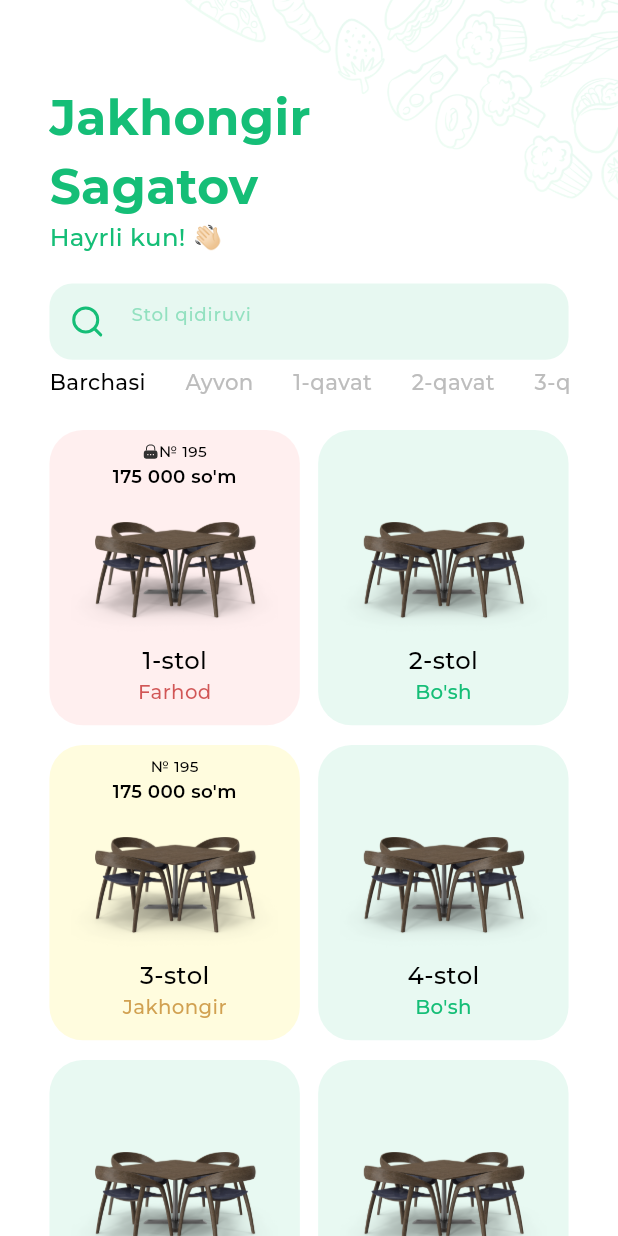
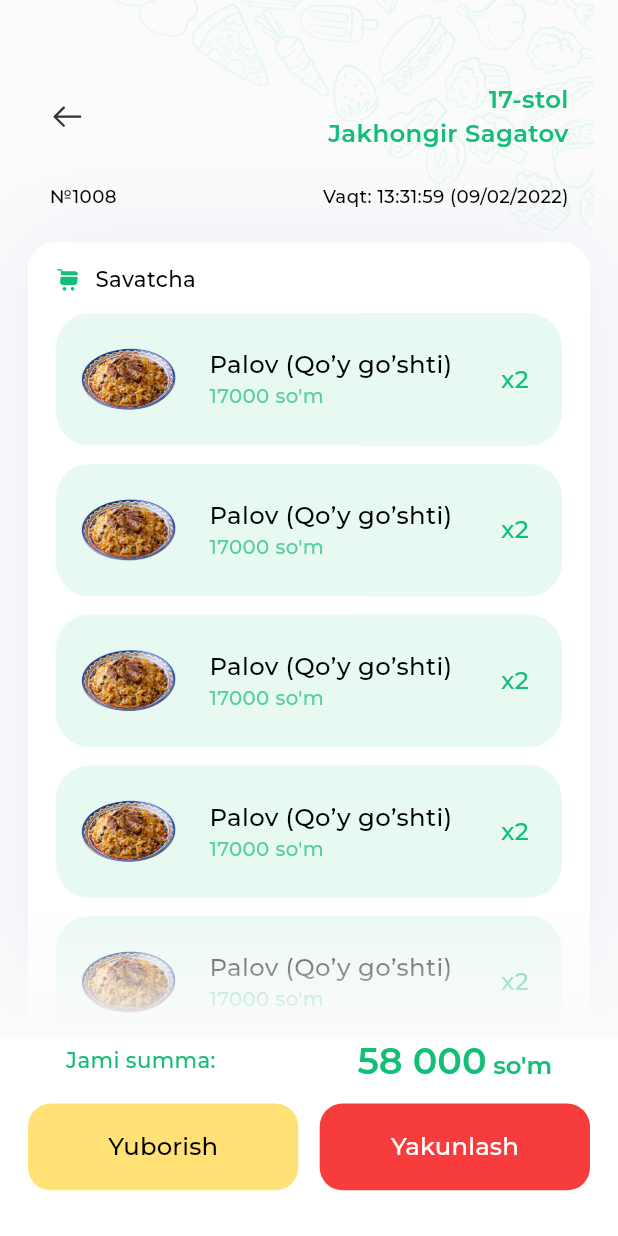
Before and after one commit to Saidmirzo/Labbay_waiter, a Flutter app: the screen it shows after launch, on a phone screen of 412 x 824 dp. Run offline on Flutter 3.47's test engine with Material 2 defaults, Android fonts, the phone set to English and light mode, and no system bars; drawn by our look-alikes of flutter_slidable; our stand-ins replace flutter_screenutil, flutter_svg; project files that could hold a hidden picture were left out.

Commit message:
added basket page

```diff
--- a/lib/config/constants/app_colors.dart
+++ b/lib/config/constants/app_colors.dart
@@ -10,15 +10,20 @@ abstract class AppColors {
   static const Color freePlaceGrid = Color(0xFFE8F9F2);
   static const Color pink = Color(0xFFFFE0E0);
   static const Color yellow = Color(0xFFFFFBD7);
-  static const Color red = Color(0xFFBE1515);
+  static const Color darkRed = Color(0xFFBE1515);
   static const Color orange = Color(0xFFBE7A15);
-  static const  Color textColor1 =  Color(0xff6BDAA5);
+  static const Color textColor1 =  Color(0xff6BDAA5);
   static const Color hintColor =  Color(0xff3B3B3B);
   static const Color buttonColor =  Color(0xff15BE77);
   static const Color borderColor =  Color(0xff9FEDC2);
   static const Color backButtonColor =  Color(0xffD1FFE2);
   static const Color messageButtonBg =  Color(0xffE8F9F2);
+  static const Color basketBgColor =  Color(0xffFBFBFB);
+  static const Color dottedColor =  Color(0xffF0F1FF);
+  static const Color darkYellow =  Color(0xffFFE175);
+  static const Color red =  Color(0xffF63C3C);
 
+  static  Color shadowColor2 = const  Color(0xff5A6CEA).withOpacity(.1);
   static  Color shadowColor = const Color(0xff5AEAB6).withOpacity(.2);
 
 
--- a/lib/config/constants/app_text_styles.dart
+++ b/lib/config/constants/app_text_styles.dart
@@ -489,6 +489,12 @@ abstract class AppTextStyles {
       fontStyle: FontStyle.normal,
       fontSize: 24.sp,
       color: AppColors.black);
+      static TextStyle body24w6 = TextStyle(
+      fontFamily: fontFamily,
+      fontWeight: FontWeight.w600,
+      fontStyle: FontStyle.normal,
+      fontSize: 24.sp,
+      color: AppColors.black);
   static TextStyle body24w4 = TextStyle(
       fontFamily: fontFamily,
       fontWeight: FontWeight.w400,
--- a/lib/config/constants/assets.dart
+++ b/lib/config/constants/assets.dart
@@ -52,6 +52,8 @@ class _Icons extends _AssetsHolder {
 
   String get shoppingCart => "$basePath/ic_shopping_cart.svg";
 
+  String get delete => "$basePath/trash.svg";
+
 
 }
 
--- a/lib/config/constants/local_data.dart
+++ b/lib/config/constants/local_data.dart
@@ -1,4 +1,3 @@
-
 import '../../data/models/food_section_model.dart';
 import 'assets.dart';
 
@@ -64,3 +63,14 @@ List<FoodSectionModel> foodSectionsList = [
     foodAmount: "14 ichimlik",
   ),
 ];
+
+List<BasketModel> listBasketItems = [
+  BasketModel(title: 'Palov (Qo’y go’shti)', cost: 17000, count: 2, path: Assets.images.osh),
+  BasketModel(title: 'Palov (Qo’y go’shti)', cost: 17000, count: 2, path: Assets.images.osh),
+  BasketModel(title: 'Palov (Qo’y go’shti)', cost: 17000, count: 2, path: Assets.images.osh),
+  BasketModel(title: 'Palov (Qo’y go’shti)', cost: 17000, count: 2, path: Assets.images.osh),
+  BasketModel(title: 'Palov (Qo’y go’shti)', cost: 17000, count: 2, path: Assets.images.osh),
+  BasketModel(title: 'Palov (Qo’y go’shti)', cost: 17000, count: 2, path: Assets.images.osh),
+  BasketModel(title: 'Palov (Qo’y go’shti)', cost: 17000, count: 2, path: Assets.images.osh),
+  BasketModel(title: 'Palov (Qo’y go’shti)', cost: 17000, count: 2, path: Assets.images.osh),
+];
--- a/lib/data/models/food_section_model.dart
+++ b/lib/data/models/food_section_model.dart
@@ -8,3 +8,16 @@ class FoodSectionModel {
     required this.foodAmount,
   });
 }
+
+class BasketModel {
+  BasketModel({
+    required this.title,
+    required this.cost,
+    required this.count,
+    required this.path,
+  });
+  final String title;
+  final int cost;
+  final int count;
+  final String path;
+}
--- a/lib/presentation/components/custom_grid_item.dart
+++ b/lib/presentation/components/custom_grid_item.dart
@@ -64,7 +64,7 @@ class CustomGridItem extends StatelessWidget {
               subtitle,
               style: AppTextStyles.body13w5.copyWith(
                 color: blocked
-                    ? AppColors.red.withOpacity(.7)
+                    ? AppColors.darkRed.withOpacity(.7)
                     : booked
                         ? AppColors.orange.withOpacity(.7)
                         : AppColors.green,
--- a/lib/presentation/components/food_item_list_tile.dart
+++ b/lib/presentation/components/food_item_list_tile.dart
@@ -13,12 +13,18 @@ class FoodItemListTile extends StatelessWidget {
     this.trailing,
     this.subtitleColor,
     required this.onTap,
+    this.title,
+    this.path,
+    this.cost,
   });
 
   final Color? bgColor;
   final Widget? trailing;
   final Color? subtitleColor;
   final Function() onTap;
+  final String? title;
+  final String? path;
+  final int? cost;
 
   @override
   Widget build(BuildContext context) {
@@ -30,7 +36,7 @@ class FoodItemListTile extends StatelessWidget {
         width: double.maxFinite,
         padding: EdgeInsets.only(left: 13.w, right: 20.w),
         decoration: BoxDecoration(
-          color: bgColor ?? AppColors.green.withOpacity(.1),
+          color: bgColor ?? AppColors.messageButtonBg,
           borderRadius: BorderRadius.circular(22.r),
         ),
         child: Row(
@@ -39,14 +45,15 @@ class FoodItemListTile extends StatelessWidget {
               width: 62.w,
               height: 41.h,
               margin: EdgeInsets.only(right: 18.w),
-              child: Image.asset(Assets.images.osh),
+              child: Image.asset(path ?? Assets.images.osh),
             ),
             Column(
               mainAxisAlignment: MainAxisAlignment.center,
               crossAxisAlignment: CrossAxisAlignment.start,
               children: [
-                Text("Palov (Qo'y go'shti)", style: AppTextStyles.body16w5),
-                Text("17 000 so'm",
+                Text(title ?? "Palov (Qo'y go'shti)",
+                    style: AppTextStyles.body16w5),
+                Text("${cost ?? '17 000'} so'm",
                     style: AppTextStyles.body13w5.copyWith(
                       color: subtitleColor ?? AppColors.green.withOpacity(.7),
                     )),
--- /dev/null
+++ b/lib/presentation/pages/basket/view/basket_page.dart
@@ -0,0 +1,314 @@
+import 'package:flutter/material.dart';
+import 'package:flutter_screenutil/flutter_screenutil.dart';
+import 'package:flutter_slidable/flutter_slidable.dart';
+import 'package:flutter_svg/svg.dart';
+import 'package:labbay_waiter/config/constants/app_colors.dart';
+import 'package:labbay_waiter/config/constants/app_text_styles.dart';
+import 'package:labbay_waiter/config/constants/assets.dart';
+import 'package:labbay_waiter/config/constants/local_data.dart';
+import 'package:labbay_waiter/presentation/components/food_item_list_tile.dart';
+import 'package:labbay_waiter/presentation/pages/page12/components/custom_confirmation_page.dart';
+
+import '../../../components/food_sections_appbar.dart';
+
+class BasketPage extends StatefulWidget {
+  const BasketPage({super.key});
+
+  @override
+  State<BasketPage> createState() => _BasketPageState();
+}
+
+class _BasketPageState extends State<BasketPage> {
+  @override
+  Widget build(BuildContext context) {
+    return Scaffold(
+      body: Stack(
+        children: [
+          Container(
+            padding: EdgeInsets.only(top: 54.h),
+            decoration: BoxDecoration(
+              image: DecorationImage(
+                image: AssetImage(
+                  Assets.images.regBg,
+                ),
+              ),
+              color: AppColors.basketBgColor,
+            ),
+            child: ListView(
+              padding: EdgeInsets.only(left: 17.w, right: 17.w, bottom: 160.h),
+              physics: const BouncingScrollPhysics(),
+              children: [
+                Padding(
+                  padding: EdgeInsets.symmetric(horizontal: 13.w),
+                  child: const FoodSectionsAppBar(
+                    chairNumber: 17,
+                    clientName: "Jakhongir Sagatov",
+                    bookingNumber: 1008,
+                    bookingTime: "Vaqt: 13:31:59 (09/02/2022)",
+                  ),
+                ),
+                Container(
+                  padding:
+                      EdgeInsets.symmetric(horizontal: 17.w, vertical: 15.h),
+                  decoration: BoxDecoration(
+                    color: AppColors.accentColor,
+                    borderRadius: BorderRadius.only(
+                      topLeft: Radius.circular(18.r),
+                      topRight: Radius.circular(18.r),
+                    ),
+                    boxShadow: [
+                      BoxShadow(
+                        color: AppColors.shadowColor2,
+                        blurRadius: 50,
+                      )
+                    ],
+                  ),
+                  child: Column(
+                    children: [
+                      Row(
+                        children: [
+                          SvgPicture.asset(
+                            Assets.icons.shoppingCart,
+                            height: 16.h,
+                            fit: BoxFit.scaleDown,
+                          ),
+                          SizedBox(width: 9.w),
+                          Text('Savatcha', style: AppTextStyles.body14w5)
+                        ],
+                      ),
+                      ...List.generate(
+                        listBasketItems.length,
+                        (index) => Column(
+                          children: [
+                            SizedBox(height: 12.h),
+                            Stack(
+                              children: [
+                                Positioned(
+                                  right: 20.w,
+                                  child: Container(
+                                    height: 87.h,
+                                    width: 100.w,
+                                    color: AppColors.messageButtonBg,
+                                  ),
+                                ),
+                                Slidable(
+                                  key: GlobalKey(),
+                                  endActionPane: ActionPane(
+                                    motion: const ScrollMotion(),
+                                    extentRatio: .2,
+                                    children: [
+                                      InkWell(
+                                        onTap: () {
+                                          setState(() {
+                                            listBasketItems.removeAt(index);
+                                          });
+                                          Slidable.of(context)?.close();
+                                        },
+                                        child: Container(
+                                          height: 87.h,
+                                          width: 60.w,
+                                          decoration: BoxDecoration(
+                                            color: AppColors.red,
+                                            borderRadius: BorderRadius.only(
+                                              topRight: Radius.circular(22.r),
+                                              bottomRight:
+                                                  Radius.circular(22.r),
+                                            ),
+                                          ),
+                                          child: SvgPicture.asset(
+                                            Assets.icons.delete,
+                                            height: 24.h,
+                                            fit: BoxFit.scaleDown,
+                                          ),
+                                        ),
+                                      ),
+                                    ],
+                                  ),
+                                  child: FoodItemListTile(
+                                    onTap: () {},
+                                    trailing: Text(
+                                      'x2',
+                                      style: AppTextStyles.body16w5.copyWith(
+                                        color: AppColors.buttonColor,
+                                      ),
+                                    ),
+                                    title: listBasketItems[index].title,
+                                    cost: listBasketItems[index].cost,
+                                    path: listBasketItems[index].path,
+                                    // isSlidabel: true,
+                                  ),
+                                ),
+                              ],
+                            ),
+                          ],
+                        ),
+                      ),
+                    ],
+                  ),
+                ),
+                ClipPath(
+                  clipper: MyClipper(),
+                  child: Container(
+                    height: 32.r,
+                    color: AppColors.accentColor,
+                    child: Row(
+                      children: List.generate(
+                        340.w ~/ 14.w,
+                        (index) => Container(
+                          height: 1.2,
+                          width: 8.w,
+                          margin: EdgeInsets.symmetric(horizontal: 3.w),
+                          color: AppColors.dottedColor,
+                        ),
+                      ),
+                    ),
+                  ),
+                ),
+                Container(
+                  height: 50.h,
+                  padding: EdgeInsets.symmetric(horizontal: 27.w),
+                  decoration: BoxDecoration(
+                    color: AppColors.accentColor,
+                    borderRadius: BorderRadius.only(
+                      bottomLeft: Radius.circular(18.r),
+                      bottomRight: Radius.circular(18.r),
+                    ),
+                  ),
+                  child: Row(
+                    mainAxisAlignment: MainAxisAlignment.spaceBetween,
+                    children: [
+                      Text(
+                        'Jami summa:',
+                        style: AppTextStyles.body14w5.copyWith(
+                          color: AppColors.buttonColor,
+                        ),
+                      ),
+                      RichText(
+                        text: TextSpan(
+                          text: '58 000',
+                          style: AppTextStyles.body24w6.copyWith(
+                            color: AppColors.buttonColor,
+                          ),
+                          children: [
+                            TextSpan(
+                              text: " so'm",
+                              style: AppTextStyles.body16w6.copyWith(
+                                color: AppColors.buttonColor,
+                              ),
+                            ),
+                          ],
+                        ),
+                      ),
+                    ],
+                  ),
+                ),
+              ],
+            ),
+          ),
+          Align(
+            alignment: Alignment.bottomCenter,
+            child: Column(
+              mainAxisAlignment: MainAxisAlignment.end,
+              children: [
+                Container(
+                  height: 97.h,
+                  decoration: BoxDecoration(
+                    gradient: LinearGradient(
+                      colors: [
+                        AppColors.basketBgColor.withOpacity(0),
+                        AppColors.basketBgColor,
+                      ],
+                      begin: Alignment.topCenter,
+                      end: Alignment.bottomCenter,
+                    ),
+                  ),
+                ),
+                Container(
+                  height: 130.h,
+                  color: AppColors.accentColor,
+                  padding: EdgeInsets.symmetric(horizontal: 17.w)
+                      .copyWith(bottom: 30.h),
+                  child: Column(
+                    mainAxisAlignment: MainAxisAlignment.spaceBetween,
+                    children: [
+                      Visibility(
+                        visible: listBasketItems.length > 4,
+                        child: Padding(
+                          padding: EdgeInsets.symmetric(horizontal: 23.w),
+                          child: Row(
+                            mainAxisAlignment: MainAxisAlignment.spaceBetween,
+                            children: [
+                              Text(
+                                'Jami summa:',
+                                style: AppTextStyles.body14w5.copyWith(
+                                  color: AppColors.buttonColor,
+                                ),
+                              ),
+                              RichText(
+                                text: TextSpan(
+                                  text: '58 000',
+                                  style: AppTextStyles.body24w6.copyWith(
+                                    color: AppColors.buttonColor,
+                                  ),
+                                  children: [
+                                    TextSpan(
+                                      text: " so'm",
+                                      style: AppTextStyles.body16w6.copyWith(
+                                        color: AppColors.buttonColor,
+                                      ),
+                                    ),
+                                  ],
+                                ),
+                              ),
+                            ],
+                          ),
+                        ),
+                      ),
+                      Row(
+                        mainAxisAlignment: MainAxisAlignment.spaceBetween,
+                        children: [
+                          CutomConfirmationButton(
+                            text: 'Yuborish',
+                            onTap: () {},
+                            bgColor: AppColors.darkYellow,
+                            textColor: AppColors.black,
+                            size: Size(164.w, 57.h),
+                          ),
+                          SizedBox(width: 12.w),
+                          CutomConfirmationButton(
+                            text: 'Yakunlash',
+                            onTap: () {},
+                            bgColor: AppColors.red,
+                            textColor: AppColors.accentColor,
+                            size: Size(164.w, 57.h),
+                          )
+                        ],
+                      ),
+                    ],
+                  ),
+                ),
+              ],
+            ),
+          )
+        ],
+      ),
+    );
+  }
+}
+
+class MyClipper extends CustomClipper<Path> {
+  double r = 32.r;
+  double width = 345.w;
+  @override
+  Path getClip(Size size) {
+    Path path = Path()
+      ..arcToPoint(Offset(0, size.height), radius: Radius.circular(r / 2))
+      ..lineTo(size.width, size.height)
+      ..arcToPoint(Offset(size.width, 0), radius: Radius.circular(r / 2))
+      ..lineTo(0, 0);
+    return path;
+  }
+
+  @override
+  bool shouldReclip(covariant CustomClipper<Path> oldClipper) => false;
+}
--- a/lib/presentation/pages/food_items/food_items_page.dart
+++ b/lib/presentation/pages/food_items/food_items_page.dart
@@ -10,6 +10,7 @@ import '../../components/food_item_list_tile.dart';
 import '../../components/food_section_sliver_appbar.dart';
 import '../../components/food_sections_appbar.dart';
 import '../../routes/routes.dart';
+import '../page12/view/food_about_message.dart';
 
 class FoodItemsPage extends StatefulWidget {
   const FoodItemsPage({super.key});
@@ -59,7 +60,12 @@ class _FoodItemsPageState extends State<FoodItemsPage> {
                 physics: const NeverScrollableScrollPhysics(),
                 itemBuilder: (context, index) {
                   return FoodItemListTile(
-                    onTap: () => Navigator.pushNamed(context, Routes.favoriteFoodsPage),
+                    onTap: () {
+                      showDialog(
+                        context: context,
+                        builder: (context) => const FoodAboutMessage(),
+                      );
+                    },
                     trailing: index.isEven
                         ? SvgPicture.asset(
                             Assets.icons.star,
@@ -68,7 +74,8 @@ class _FoodItemsPageState extends State<FoodItemsPage> {
                         : null,
                   );
                 },
-                separatorBuilder: (BuildContext context, int index) => SizedBox(height: 12.h),
+                separatorBuilder: (BuildContext context, int index) =>
+                    SizedBox(height: 12.h),
               ),
             ),
           ],
--- a/lib/presentation/pages/page12/components/custom_confirmation_page.dart
+++ b/lib/presentation/pages/page12/components/custom_confirmation_page.dart
@@ -5,18 +5,19 @@ import '../../../../config/constants/app_colors.dart';
 import '../../../../config/constants/app_decorations.dart';
 import '../../../../config/constants/app_text_styles.dart';
 
-class CutomConfirmationPage extends StatelessWidget {
-  const CutomConfirmationPage({
+class CutomConfirmationButton extends StatelessWidget {
+  const CutomConfirmationButton({
     super.key,
     required this.text,
     this.bgColor,
     required this.onTap,
-    this.textColor,
+    this.textColor, this.size,
   });
   final String text;
   final Color? bgColor;
   final Color? textColor;
   final Function() onTap;
+  final Size? size;
 
   @override
   Widget build(BuildContext context) {
@@ -25,7 +26,7 @@ class CutomConfirmationPage extends StatelessWidget {
       style: AppDecorations.buttonStyle(
         bgColor: bgColor ?? AppColors.messageButtonBg,
         borderRadius: 15.r,
-        size: Size(142.w, 57.h),
+        size:size?? Size(142.w, 57.h),
       ),
       child: Text(
         text,
--- a/lib/presentation/pages/page12/view/food_about_message.dart
+++ b/lib/presentation/pages/page12/view/food_about_message.dart
@@ -98,9 +98,9 @@ class FoodAboutMessage extends StatelessWidget {
                 Row(
                   mainAxisAlignment: MainAxisAlignment.center,
                   children: [
-                    CutomConfirmationPage(text: 'Qaytish', onTap: () {}),
+                    CutomConfirmationButton(text: 'Qaytish', onTap: () {}),
                     SizedBox(width: 12.w),
-                    CutomConfirmationPage(
+                    CutomConfirmationButton(
                       text: 'Yakunlash',
                       onTap: () {},
                       bgColor: AppColors.buttonColor,
--- a/lib/presentation/pages/pin_code/view/pin_code_page.dart
+++ b/lib/presentation/pages/pin_code/view/pin_code_page.dart
@@ -88,10 +88,7 @@ class PinCodePage extends StatelessWidget {
                   children: [
                     InkWell(
                       onTap: () {
-                        showDialog(
-                          context: context,
-                          builder: (context) => FoodAboutMessage(),
-                        );
+
                       },
                       child: Image.asset(
                         Assets.icons.fingerScan,
--- a/lib/presentation/routes/routes.dart
+++ b/lib/presentation/routes/routes.dart
@@ -1,4 +1,5 @@
 import 'package:flutter/material.dart';
+import 'package:labbay_waiter/presentation/pages/basket/view/basket_page.dart';
 import 'package:labbay_waiter/presentation/pages/landing/view/landing_page.dart';
 import 'package:labbay_waiter/presentation/pages/login/view/login_page.dart';
 import 'package:labbay_waiter/presentation/pages/pin_code/view/pin_code_page.dart';
@@ -15,10 +16,11 @@ class Routes {
   static const loginPage = '/loginPage';
   static const pinCodePage = '/pinCodePage';
 
-   static const homePage = '/';
-   static const foodSectionsPage = '/foodSectionsPage';
+  static const homePage = '/homePage';
+  static const foodSectionsPage = '/foodSectionsPage';
   static const foodItemsPage = '/foodItemsPage';
   static const favoriteFoodsPage = '/favoriteFoodsPage';
+  static const basketPage = '/';
   static Route<dynamic> generateRoute(RouteSettings routeSettings) {
     try {
       final Map<String, dynamic>? args =
@@ -46,8 +48,6 @@ class Routes {
             builder: (_) => const PinCodePage(),
           );
 
-
-
         case homePage:
           return MaterialPageRoute(
             settings: routeSettings,
@@ -68,6 +68,11 @@ class Routes {
             settings: routeSettings,
             builder: (_) => const FavoriteFoodsPage(),
           );
+        case basketPage:
+          return MaterialPageRoute(
+            settings: routeSettings,
+            builder: (_) => const BasketPage(),
+          );
         default:
           return MaterialPageRoute(
             settings: routeSettings,
--- a/pubspec.yaml
+++ b/pubspec.yaml
@@ -22,6 +22,7 @@ dependencies:
   cupertino_icons: ^1.0.2
   flutter_screenutil: ^5.6.1
   flutter_svg: ^2.0.0+1
+  flutter_slidable: ^2.0.0
 
 dev_dependencies:
   flutter_test:
```
Also changed, not shown: assets/icons/trash.svg (added), pubspec.lock.
